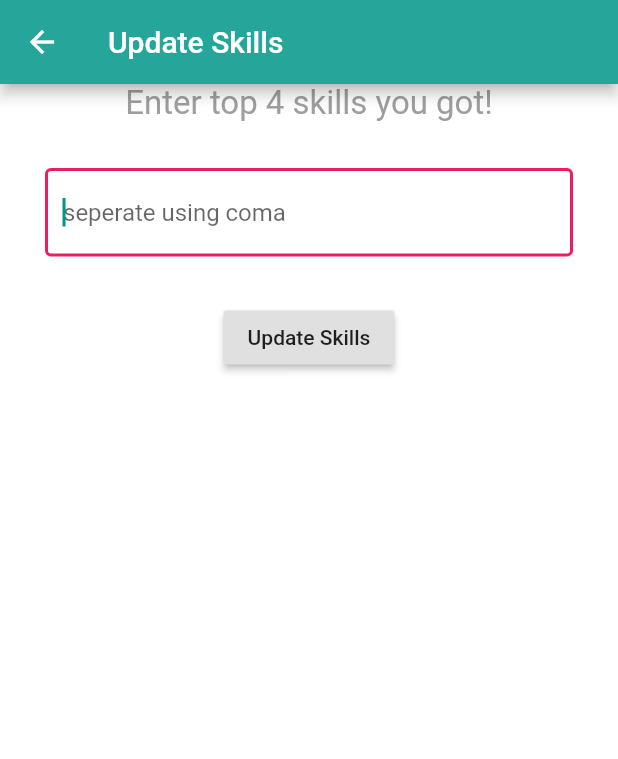
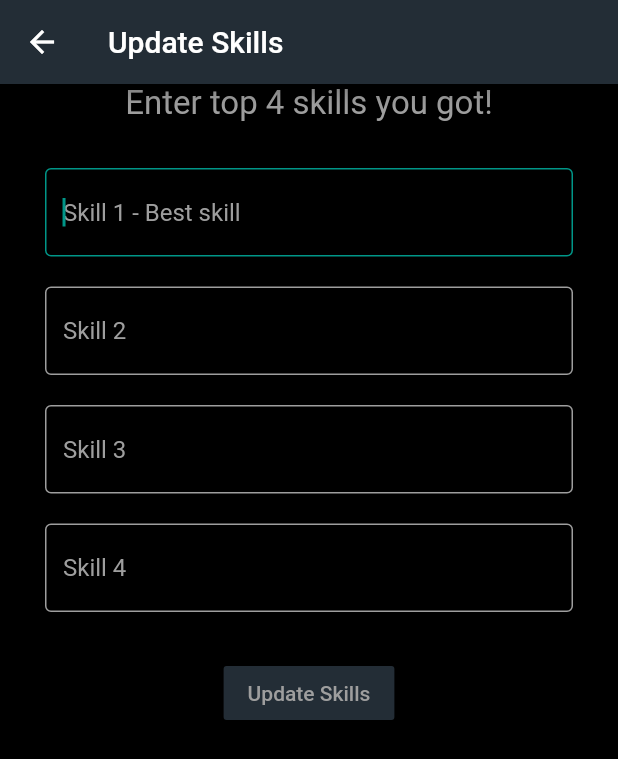
Before and after one commit to ayushs136/Help-Desk, a Flutter app: the UpdateSkills screen opened directly with empty values, on a phone screen of 412 x 824 dp. Shown: the top 759 px of the screen. Run offline on Flutter 3.47's test engine with Material 2 defaults, Android fonts, the phone set to English and light mode, and no system bars; our stand-ins replace auto_size_text, cloud_firestore, firebase_auth, flutter_spinkit, google_sign_in, rxdart and 1 more; missing offline and left inert: flutter_auth_buttons, helpdesk; accounts and stored records are empty.

Commit message:
Version 2.1

```diff
--- a/lib/Screens/Home/UpdateSkills.dart
+++ b/lib/Screens/Home/UpdateSkills.dart
@@ -1,64 +1,187 @@
 import 'package:cloud_firestore/cloud_firestore.dart';
+import 'package:firebase_auth/firebase_auth.dart';
 import 'package:flutter/material.dart';
 import 'package:helpdesk_2/models/customer.dart';
+import 'package:helpdesk_2/models/skills.dart';
 import 'package:helpdesk_2/screens/authentication/provider_widget.dart';
 
 import 'package:helpdesk_2/shared/constants.dart';
 
 class UpdateSkills extends StatefulWidget {
   final Customer customer;
+  final Skills skills;
 
-  UpdateSkills({@required this.customer, Key key}) : super(key: key);
+  UpdateSkills({@required this.customer, @required this.skills, Key key});
 
   @override
   _UpdateSkillsState createState() => _UpdateSkillsState();
 }
 
 class _UpdateSkillsState extends State<UpdateSkills> {
-    final  _db = Firestore.instance;
+  final _db = Firestore.instance;
+  final FirebaseAuth _auth = FirebaseAuth.instance;
+  Customer customer = new Customer();
+
+    TextEditingController _skill1Controller = new TextEditingController();
+    TextEditingController _skill2Controller = new TextEditingController();
+    TextEditingController _skill3Controller = new TextEditingController();
+    TextEditingController _skill4Controller = new TextEditingController();
+
+    String skill1="", skill2="", skill3="", skill4="";
+    List<String> skillsList = [];
+    // bool disableButton = false;
 
   @override
   Widget build(BuildContext context) {
-    TextEditingController _titleController = new TextEditingController();
 
     return Scaffold(
-      backgroundColor: Colors.white,
+      backgroundColor: Colors.black,
       appBar: AppBar(
-        backgroundColor: Colors.teal[400],
+        backgroundColor: Color(0xff232d36),
         title: Text('Update Skills'),
       ),
       body: Column(
         // mainAxisAlignment: MainAxisAlignment.center,
         children: <Widget>[
-          Text("Enter top 4 skills you got!", style: TextStyle(color:Colors.grey, fontSize:22),),
+          Text(
+            "Enter top 4 skills you got!",
+            style: TextStyle(color: Colors.grey, fontSize: 22),
+          ),
           Padding(
             padding: const EdgeInsets.all(30.0),
-            child: TextField(
-              decoration: textInputDecoration.copyWith(hintText: "seperate using coma"),
-              controller: _titleController,
+            child: Column(
+              children: <Widget>[
+                TextField(
+                    style: TextStyle(color: Colors.white),
+                    decoration: textInputDecoration.copyWith(
+                        hintText: "Skill 1 - Best skill",
+                        hintStyle: TextStyle(color: Colors.grey)),
+                    controller: _skill1Controller,
+                    autofocus: true,
 
+                    onChanged: (value) {
+                      setState(() {
+                        skill1 = value;
+                      });
+                    }),
+                SizedBox(
+                  height: 20,
+                ),
+                TextField(
+                    style: TextStyle(color: Colors.white),
+                    decoration: textInputDecoration.copyWith(
+                        hintText: "Skill 2",
+                        hintStyle: TextStyle(color: Colors.grey)),
+                    controller: _skill2Controller,
                     autofocus: true,
+                    onChanged: (value) {
+                      setState(() {
+                        skill2 = value;
+                      });
+                    }),
+                SizedBox(
+                  height: 20,
+                ),
+                TextField(
+                    style: TextStyle(color: Colors.white),
+                    decoration: textInputDecoration.copyWith(
+                        hintText: "Skill 3",
+                        hintStyle: TextStyle(color: Colors.grey)),
+                    controller: _skill3Controller,
+                    autofocus: true,
+                    onChanged: (value) {
+                      setState(() {
+                        skill3 = value;
+                      });
+                    }),
+                SizedBox(
+                  height: 20,
+                ),
+                TextField(
+                    style: TextStyle(color: Colors.white),
+                    decoration: textInputDecoration.copyWith(
+                        hintText: "Skill 4",
+                        hintStyle: TextStyle(color: Colors.grey)),
+                    controller: _skill4Controller,
+                    autofocus: true,
+                    onChanged: (value) {
+                      setState(() {
+                        skill4 = value;
+                      });
+                    }),
+              ],
             ),
           ),
           RaisedButton(
+            elevation: 10,
+            color: Color(0xff232d36),
+            onPressed: () async {
+              // if (skill1 != null &&
+              //     skill2 != null &&
+              //     skill3 != null &&
+              //     skill4 != null) {
 
+              skillsList.add(skill1);
+              skillsList.add(skill2);
+              skillsList.add(skill3);
+              skillsList.add(skill4);
+              // setState(() {
 
-            onPressed: () async {
+              setState(() {
+                widget.customer.skills = skillsList;
+                // widget.skills.skill1 = skill1;
+                // widget.skills.skill2 = skill2;
+                // widget.skills.skill3 = skill3;
+                // widget.skills.skill4 = skill4;
+              });
+              print("***");
+              print(skill1);
+              print("***");
+              print(skill2);
+              print("***");
+              print(skill3);
+              print("***");
+              print(skill4);
+              print("***");
+              print(skillsList);
 
+              // });
               final uid = await Provider.of(context).auth.getCurrentUID();
-                    await _db.collection("deskview").document().setData(widget.customer.toJSON1());
+
+              FirebaseUser currentUser;
+              currentUser = await _auth.currentUser();
+              customer = Customer(
+                email: currentUser.email,
+                name: currentUser.displayName,
+                phone: currentUser.phoneNumber,
+                photoURL: currentUser.photoUrl,
+                isAvailable: true,
+                uid: uid,
+                skills: skillsList,
+              );
               await _db
                   .collection('userData')
                   .document(uid)
-                        .collection("Personal Details")
-                        .add(widget.customer.toJSON());
+                  .setData(customer.toMap(customer));
 
-                    Navigator.of(context).popUntil((route) => route.isFirst);
+              // await _db
+              //     .collection("deskview")
+              //     .document(uid)
+              //     .setData(widget.customer.toJSON());
+
+              await _db
+                  .collection("skillCollection")
+                  .document(uid)
+                  .setData(widget.skills.skillJson(), merge: true);
+
+              Navigator.pop(context);
+              // }
             },
-            child: Text('Update Skills'),
+            child: Text(
+              'Update Skills',
+              style: TextStyle(color: Colors.grey),
             ),
-
-
+          ),
         ],
       ),
     );
--- a/lib/Screens/authentication/sign_up.dart
+++ b/lib/Screens/authentication/sign_up.dart
@@ -89,8 +89,9 @@ class _SignUpViewState extends State<SignUpView> {
             });
             break;
           case AuthFormType.anonymous:
-            await auth.signInAnonymously();
-            Navigator.of(context).pushReplacementNamed("/home");
+            // await auth.signInAnonymously();
+            // Navigator.of(context).pushReplacementNamed("/home");
+            Navigator.of(context).pushReplacementNamed("/signUp");
             break;
           case AuthFormType.convert:
             await auth.convertUserWithEmail(_email, _password, _name);
--- /dev/null
+++ b/lib/models/skills.dart
@@ -0,0 +1,15 @@
+class Skills {
+   String skill1;
+   String skill2;
+   String skill3;
+   String skill4;
+
+  Skills({this.skill1, this.skill2, this.skill3, this.skill4});
+
+    Map<String, String> skillJson() => {
+        'skill1': skill1,
+        'skill2': skill2,
+        'skill3': skill3,
+        'skill4': skill4,
+      };
+}
--- a/lib/shared/constants.dart
+++ b/lib/shared/constants.dart
@@ -1,14 +1,24 @@
 import 'package:flutter/material.dart';
 
 const textInputDecoration = InputDecoration(
-  fillColor: Colors.white,
-  filled: true,
+
+  // filled: true,
 
 
   enabledBorder: OutlineInputBorder(
-    borderSide: BorderSide(color: Colors.white, width: 2.0),
+    borderSide: BorderSide(color: Colors.grey, width:1.0),
   ),
   focusedBorder: OutlineInputBorder(
-    borderSide: BorderSide(color: Colors.pink, width: 2.0)
+    borderSide: BorderSide(color: Colors.teal, width: 1.0)
   ),
 );
+
+class Util{
+static String getInitials(String name) {
+    List<String> nameSplit = name.split(" ");
+    String firstNameInitial = nameSplit[0][0];
+    String lastNameInitial = nameSplit[1][0];
+    return firstNameInitial + lastNameInitial;
+  }
+
+}
```
Also changed, not shown: lib/Screens/Home/helper_list_screen.dart (added, +188 -0 lines), lib/Screens/Home/navigation_view.dart (+18 -15 lines), lib/Screens/Home/pages.dart (+32 -6 lines), lib/Screens/Home/user_profile.dart (added, +147 -0 lines), lib/Screens/authentication/auth_services.dart (+12 -2 lines), lib/models/customer.dart (+39 -8 lines), pubspec.yaml (+8 -0 lines), assets/launcher/background.png (added), assets/launcher/icon.png (added), 1 other file. Lines whose indentation alone changed are shown as unchanged.
